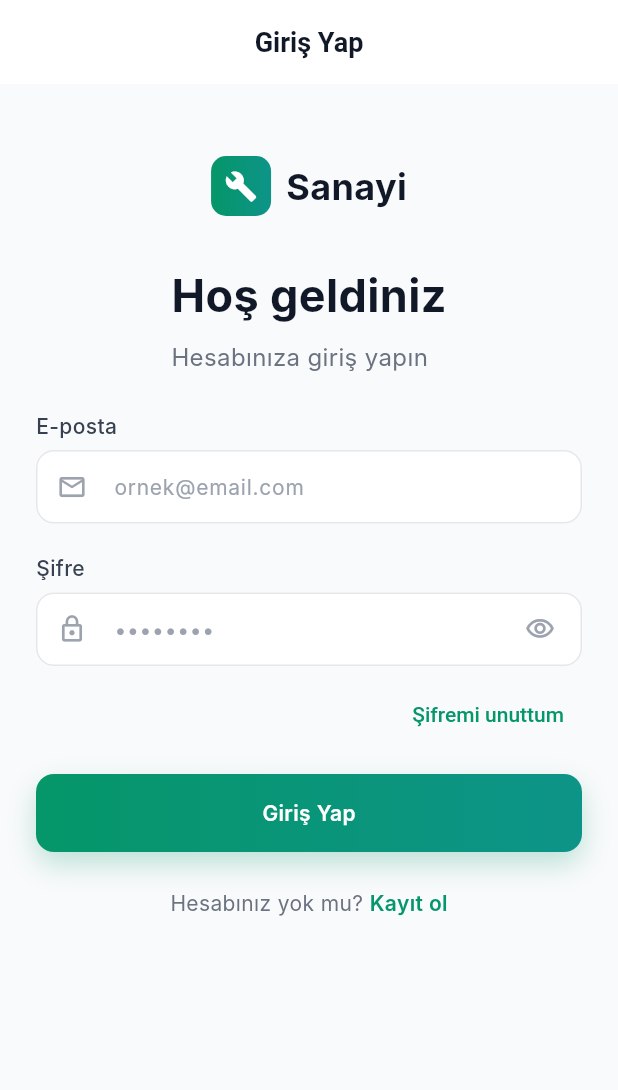
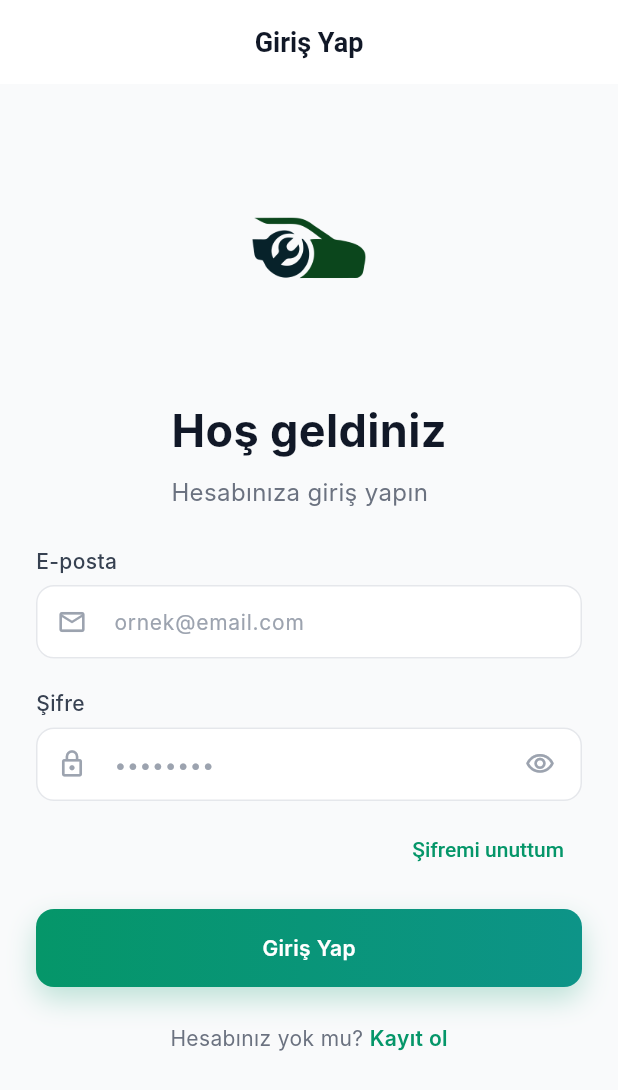
Before and after one commit to ahmetraboz/sanayi-servis-flutter-app, a Flutter app: the screen it shows after launch, on a phone screen of 412 x 824 dp. Shown: the top 1090 px of the screen. Run offline on Flutter 3.47's test engine with Material 3 defaults, Android fonts, the phone set to English and light mode, and no system bars; our stand-ins replace cached_network_image, dio, flutter_map, flutter_riverpod, flutter_secure_storage, go_router and 3 more; network calls fail; Roboto replaces fonts that are missing (Inter).

Commit message:
feat: update app icons and add icon generation dependencies

```diff
--- a/lib/features/auth/login_screen.dart
+++ b/lib/features/auth/login_screen.dart
@@ -133,30 +133,10 @@ class _LoginScreenState extends ConsumerState<LoginScreen> {
   }
 
   Widget _buildLogo() {
-    return Row(
-      mainAxisAlignment: MainAxisAlignment.center,
-      children: [
-        Container(
-          width: 40,
-          height: 40,
-          decoration: BoxDecoration(
-            gradient: const LinearGradient(
-              colors: [AppColors.primary600, AppColors.primaryTeal],
-            ),
-            borderRadius: BorderRadius.circular(10),
-          ),
-          child: const Icon(Icons.build, color: Colors.white, size: 22),
-        ),
-        const SizedBox(width: 10),
-        const Text(
-          'Sanayi',
-          style: TextStyle(
-            fontSize: 24,
-            fontWeight: FontWeight.w700,
-            color: AppColors.gray900,
-          ),
-        ),
-      ],
+    return Image.asset(
+      'assets/images/app_icon.png',
+      height: 130,
+      fit: BoxFit.contain,
     );
   }
 
@@ -350,27 +330,10 @@ class _LoginScreenState extends ConsumerState<LoginScreen> {
         mainAxisAlignment: MainAxisAlignment.center,
         crossAxisAlignment: CrossAxisAlignment.start,
         children: [
-          Row(
-            children: [
-              Container(
-                width: 44,
-                height: 44,
-                decoration: BoxDecoration(
-                  color: Colors.white.withValues(alpha: 0.15),
-                  borderRadius: BorderRadius.circular(12),
-                ),
-                child: const Icon(Icons.build, color: Colors.white, size: 24),
-              ),
-              const SizedBox(width: 12),
-              const Text(
-                'Sanayi',
-                style: TextStyle(
-                  fontSize: 24,
-                  fontWeight: FontWeight.w700,
-                  color: Colors.white,
-                ),
-              ),
-            ],
+          Image.asset(
+            'assets/images/app_icon.png',
+            height: 80,
+            fit: BoxFit.contain,
           ),
           const SizedBox(height: 48),
           const Text(
--- a/lib/main.dart
+++ b/lib/main.dart
@@ -17,7 +17,7 @@ class SanayiServisApp extends ConsumerWidget {
     final themeMode = ref.watch(themeModeProvider);
 
     return MaterialApp.router(
-      title: 'Sanayi Servis',
+      title: 'OSR Servis',
       theme: AppTheme.light,
       darkTheme: AppTheme.dark,
       themeMode: themeMode,
```
Also changed, not shown: pubspec.yaml (+13 -0 lines), assets/images/app_icon.png (added), pubspec.lock, 38 other files.
